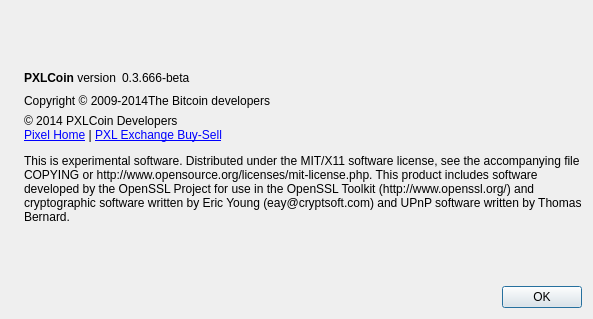
This is src/qt/forms/aboutdialog.ui in tripmode/pxlcoin as Qt 5 draws it before an edit. The edited form follows.
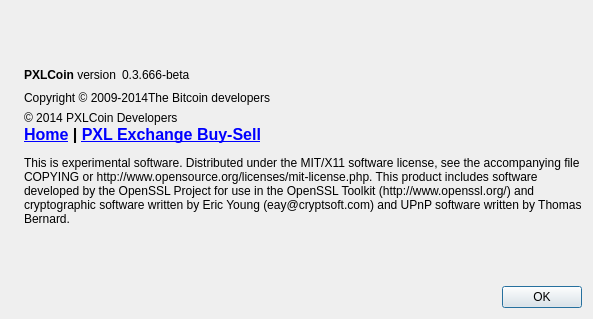
This is the edited form. Icons and pictures are not drawn.

Commit message:
KGW update for PXL
KGW, nodes, about

```diff
--- a/src/qt/forms/aboutdialog.ui
+++ b/src/qt/forms/aboutdialog.ui
@@ -107,7 +107,7 @@
         <cursorShape>IBeamCursor</cursorShape>
        </property>
        <property name="text">
-        <string>&lt;html&gt;&lt;head/&gt;&lt;body&gt;&lt;p&gt;© 2014 PXLCoin Developers &lt;a href=&quot;http://www.pxlcoin.com/&quot;&gt;&lt;span style=&quot; text-decoration: underline; color:#0000ff;&quot;&gt;&lt;br/&gt;Pixel Home&lt;/span&gt;&lt;/a&gt; | &lt;a href=&quot;https://www.Atomic-Trade.com?refid=714KYMW3&quot;&gt;&lt;span style=&quot; text-decoration: underline; color:#0000ff;&quot;&gt;PXL Exchange Buy-Sell&lt;/span&gt;&lt;/a&gt;&lt;/p&gt;&lt;p&gt;This is experimental software. Distributed under the MIT/X11 software license, see the accompanying file COPYING or http://www.opensource.org/licenses/mit-license.php. This product includes software developed by the OpenSSL Project for use in the OpenSSL Toolkit (http://www.openssl.org/) and cryptographic software written by Eric Young (eay@cryptsoft.com) and UPnP software written by Thomas Bernard.&lt;/p&gt;&lt;/body&gt;&lt;/html&gt;</string>
+        <string>&lt;html&gt;&lt;head/&gt;&lt;body&gt;&lt;p&gt;© 2014 PXLCoin Developers &lt;a href=&quot;http://www.pxlcoin.com/&quot;&gt;&lt;span style=&quot; text-decoration: underline; color:#0000ff;&quot;&gt;&lt;br/&gt;&lt;/span&gt;&lt;/a&gt;&lt;a href=&quot;http://www.pxlcoin.com/&quot;&gt;&lt;span style=&quot; font-size:12pt; font-weight:600; text-decoration: underline; color:#0000ff;&quot;&gt;Home&lt;/span&gt;&lt;/a&gt;&lt;span style=&quot; font-size:12pt; font-weight:600;&quot;&gt; | &lt;/span&gt;&lt;a href=&quot;https://www.Atomic-Trade.com?refid=714KYMW3&quot;&gt;&lt;span style=&quot; font-size:12pt; font-weight:600; text-decoration: underline; color:#0000ff;&quot;&gt;PXL Exchange Buy-Sell&lt;/span&gt;&lt;/a&gt;&lt;/p&gt;&lt;p&gt;This is experimental software. Distributed under the MIT/X11 software license, see the accompanying file COPYING or http://www.opensource.org/licenses/mit-license.php. This product includes software developed by the OpenSSL Project for use in the OpenSSL Toolkit (http://www.openssl.org/) and cryptographic software written by Eric Young (eay@cryptsoft.com) and UPnP software written by Thomas Bernard.&lt;/p&gt;&lt;/body&gt;&lt;/html&gt;</string>
        </property>
        <property name="textFormat">
         <enum>Qt::RichText</enum>
```
The commit also changes 2 other files.
